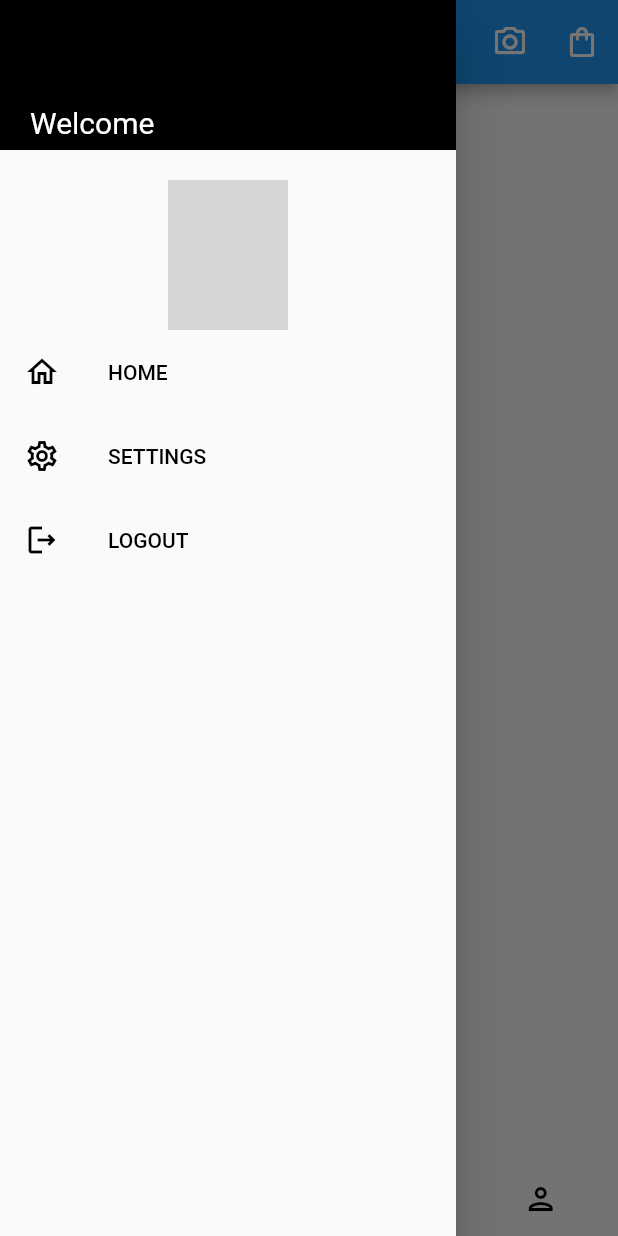
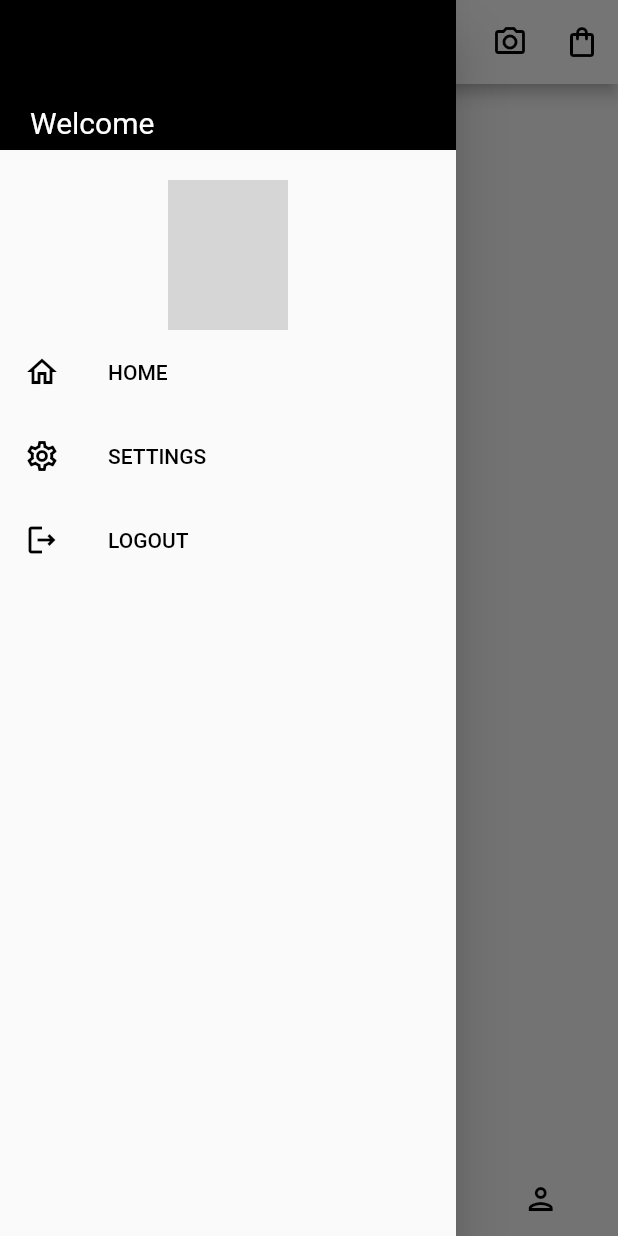
Before and after one commit to nandan-jain/flutter_learning, a Flutter app: the TabLayout screen opened directly, item 2 of the bottom bar chosen, with the side drawer open, on a phone screen of 412 x 824 dp. Run offline on Flutter 3.47's test engine with Material 2 defaults, Android fonts, the phone set to English and light mode, and no system bars; network calls fail; grey boxes are pictures that could not be loaded.

Commit message:
upgrade changes

```diff
--- a/lib/base_widgets/tabs_bottom_navigation_bar.dart
+++ b/lib/base_widgets/tabs_bottom_navigation_bar.dart
@@ -11,9 +11,10 @@ class TabLayout extends StatelessWidget {
         length: 4,
         child: Scaffold(
           appBar: AppBar(
+            backgroundColor: Colors.white,
+            foregroundColor: Colors.black,
             actions: <Widget>[
-              IconButton(
-                  onPressed: () {}, icon: Icon(Icons.search_outlined)),
+              IconButton(onPressed: () {}, icon: Icon(Icons.search_outlined)),
               IconButton(
                   onPressed: () {}, icon: Icon(Icons.camera_alt_outlined)),
               IconButton(
```
Also changed, not shown: pubspec.lock.
